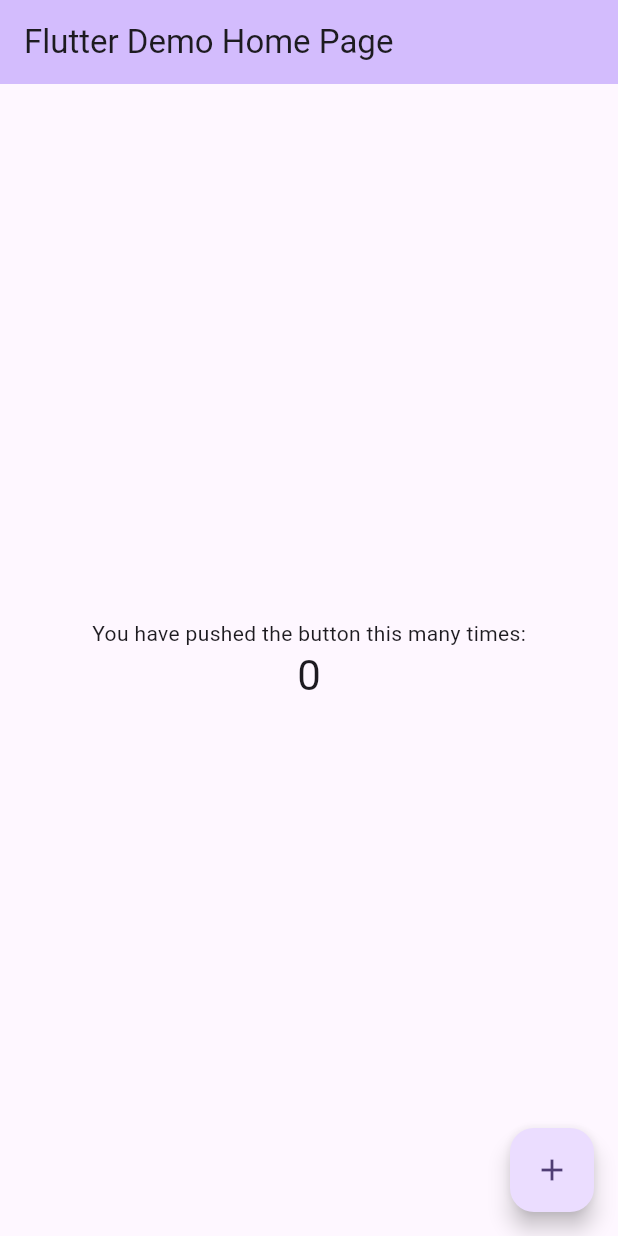
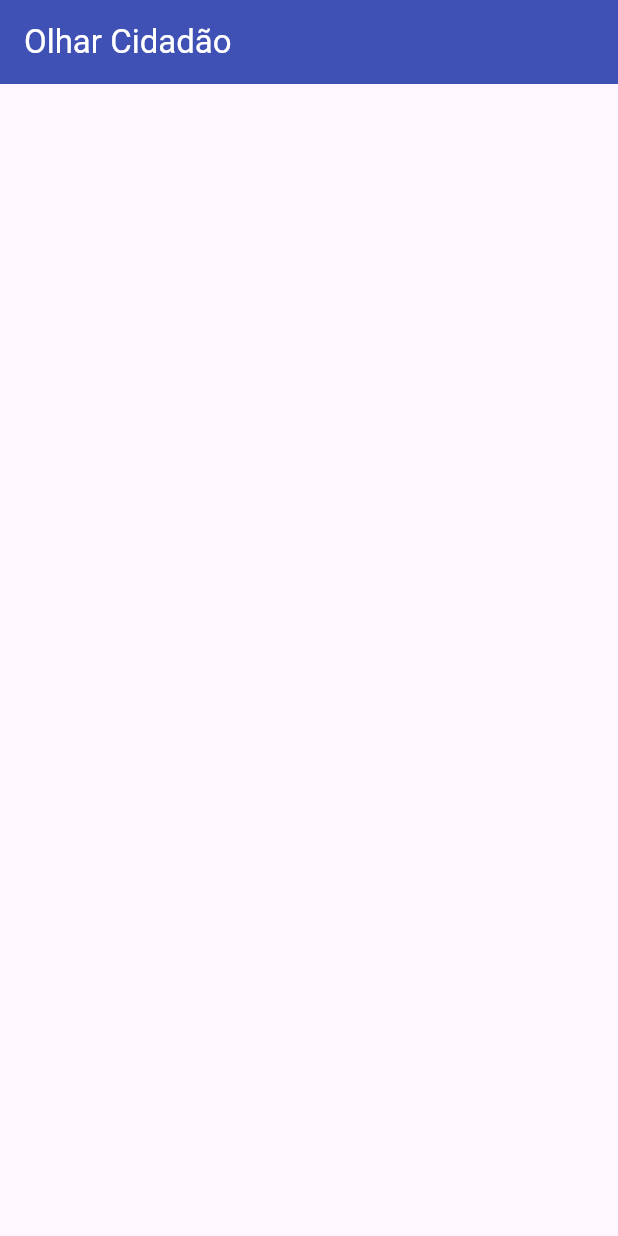
Before and after one commit to DeltaTeamUninassau/OlharCidadao-app, a Flutter app: the screen it shows after launch, on a phone screen of 412 x 824 dp. Run offline on Flutter 3.47's test engine with Material 3 defaults, Android fonts, the light colour scheme and no system bars.

Commit message:
commit: feat: ensure base structure of app

```diff
--- /dev/null
+++ b/lib/app.dart
@@ -0,0 +1,22 @@
+import 'package:flutter/material.dart';
+import 'package:olharcidadao_app/home_page.dart';
+
+class App extends StatelessWidget {
+  const App({super.key});
+
+  @override
+  Widget build(BuildContext context) {
+    return MaterialApp(
+      title: 'Olhar Cidadão',
+      debugShowCheckedModeBanner: false,
+      theme: ThemeData(
+        primarySwatch: Colors.indigo,
+        appBarTheme: const AppBarTheme(
+          color: Colors.indigo,
+          foregroundColor: Colors.white,
+        ),
+      ),
+      home: const HomePage(),
+    );
+  }
+}
--- /dev/null
+++ b/lib/home_page.dart
@@ -0,0 +1,14 @@
+import 'package:flutter/material.dart';
+
+class HomePage extends StatelessWidget {
+  const HomePage({super.key});
+
+  @override
+  Widget build(BuildContext context) {
+    return Scaffold(
+      appBar: AppBar(
+        title: const Text('Olhar Cidadão'),
+      ),
+    );
+  }
+}
--- a/lib/main.dart
+++ b/lib/main.dart
@@ -1,125 +1,6 @@
 import 'package:flutter/material.dart';
+import 'package:olharcidadao_app/app.dart';
 
 void main() {
-  runApp(const MyApp());
+  runApp(const App());
 }
-
-class MyApp extends StatelessWidget {
-  const MyApp({super.key});
-
-  // This widget is the root of your application.
-  @override
-  Widget build(BuildContext context) {
-    return MaterialApp(
-      title: 'Flutter Demo',
-      theme: ThemeData(
-        // This is the theme of your application.
-        //
-        // TRY THIS: Try running your application with "flutter run". You'll see
-        // the application has a purple toolbar. Then, without quitting the app,
-        // try changing the seedColor in the colorScheme below to Colors.green
-        // and then invoke "hot reload" (save your changes or press the "hot
-        // reload" button in a Flutter-supported IDE, or press "r" if you used
-        // the command line to start the app).
-        //
-        // Notice that the counter didn't reset back to zero; the application
-        // state is not lost during the reload. To reset the state, use hot
-        // restart instead.
-        //
-        // This works for code too, not just values: Most code changes can be
-        // tested with just a hot reload.
-        colorScheme: ColorScheme.fromSeed(seedColor: Colors.deepPurple),
-        useMaterial3: true,
-      ),
-      home: const MyHomePage(title: 'Flutter Demo Home Page'),
-    );
-  }
-}
-
-class MyHomePage extends StatefulWidget {
-  const MyHomePage({super.key, required this.title});
-
-  // This widget is the home page of your application. It is stateful, meaning
-  // that it has a State object (defined below) that contains fields that affect
-  // how it looks.
-
-  // This class is the configuration for the state. It holds the values (in this
-  // case the title) provided by the parent (in this case the App widget) and
-  // used by the build method of the State. Fields in a Widget subclass are
-  // always marked "final".
-
-  final String title;
-
-  @override
-  State<MyHomePage> createState() => _MyHomePageState();
-}
-
-class _MyHomePageState extends State<MyHomePage> {
-  int _counter = 0;
-
-  void _incrementCounter() {
-    setState(() {
-      // This call to setState tells the Flutter framework that something has
-      // changed in this State, which causes it to rerun the build method below
-      // so that the display can reflect the updated values. If we changed
-      // _counter without calling setState(), then the build method would not be
-      // called again, and so nothing would appear to happen.
-      _counter++;
-    });
-  }
-
-  @override
-  Widget build(BuildContext context) {
-    // This method is rerun every time setState is called, for instance as done
-    // by the _incrementCounter method above.
-    //
-    // The Flutter framework has been optimized to make rerunning build methods
-    // fast, so that you can just rebuild anything that needs updating rather
-    // than having to individually change instances of widgets.
-    return Scaffold(
-      appBar: AppBar(
-        // TRY THIS: Try changing the color here to a specific color (to
-        // Colors.amber, perhaps?) and trigger a hot reload to see the AppBar
-        // change color while the other colors stay the same.
-        backgroundColor: Theme.of(context).colorScheme.inversePrimary,
-        // Here we take the value from the MyHomePage object that was created by
-        // the App.build method, and use it to set our appbar title.
-        title: Text(widget.title),
-      ),
-      body: Center(
-        // Center is a layout widget. It takes a single child and positions it
-        // in the middle of the parent.
-        child: Column(
-          // Column is also a layout widget. It takes a list of children and
-          // arranges them vertically. By default, it sizes itself to fit its
-          // children horizontally, and tries to be as tall as its parent.
-          //
-          // Column has various properties to control how it sizes itself and
-          // how it positions its children. Here we use mainAxisAlignment to
-          // center the children vertically; the main axis here is the vertical
-          // axis because Columns are vertical (the cross axis would be
-          // horizontal).
-          //
-          // TRY THIS: Invoke "debug painting" (choose the "Toggle Debug Paint"
-          // action in the IDE, or press "p" in the console), to see the
-          // wireframe for each widget.
-          mainAxisAlignment: MainAxisAlignment.center,
-          children: <Widget>[
-            const Text(
-              'You have pushed the button this many times:',
-            ),
-            Text(
-              '$_counter',
-              style: Theme.of(context).textTheme.headlineMedium,
-            ),
-          ],
-        ),
-      ),
-      floatingActionButton: FloatingActionButton(
-        onPressed: _incrementCounter,
-        tooltip: 'Increment',
-        child: const Icon(Icons.add),
-      ), // This trailing comma makes auto-formatting nicer for build methods.
-    );
-  }
-}
--- a/pubspec.yaml
+++ b/pubspec.yaml
@@ -1,4 +1,4 @@
-name: olhar_cidadao_app
+name: olharcidadao_app
 description: "A new Flutter project."
 # The following line prevents the package from being accidentally published to
 # pub.dev using `flutter pub publish`. This is preferred for private packages.
@@ -19,7 +19,7 @@ publish_to: 'none' # Remove this line if you wish to publish to pub.dev
 version: 1.0.0+1
 
 environment:
-  sdk: '>=3.3.0 <4.0.0'
+  sdk: '>=3.4.1 <4.0.0'
 
 # Dependencies specify other packages that your package needs in order to work.
 # To automatically upgrade your package dependencies to the latest versions
```
Also changed, not shown: pubspec.lock, 69 other files.
